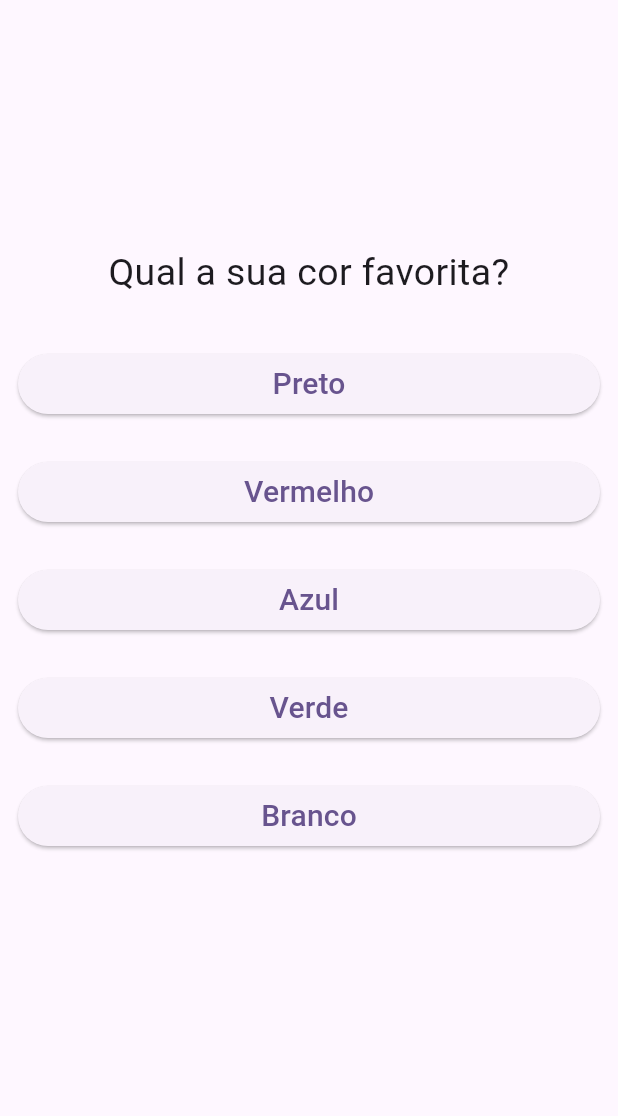
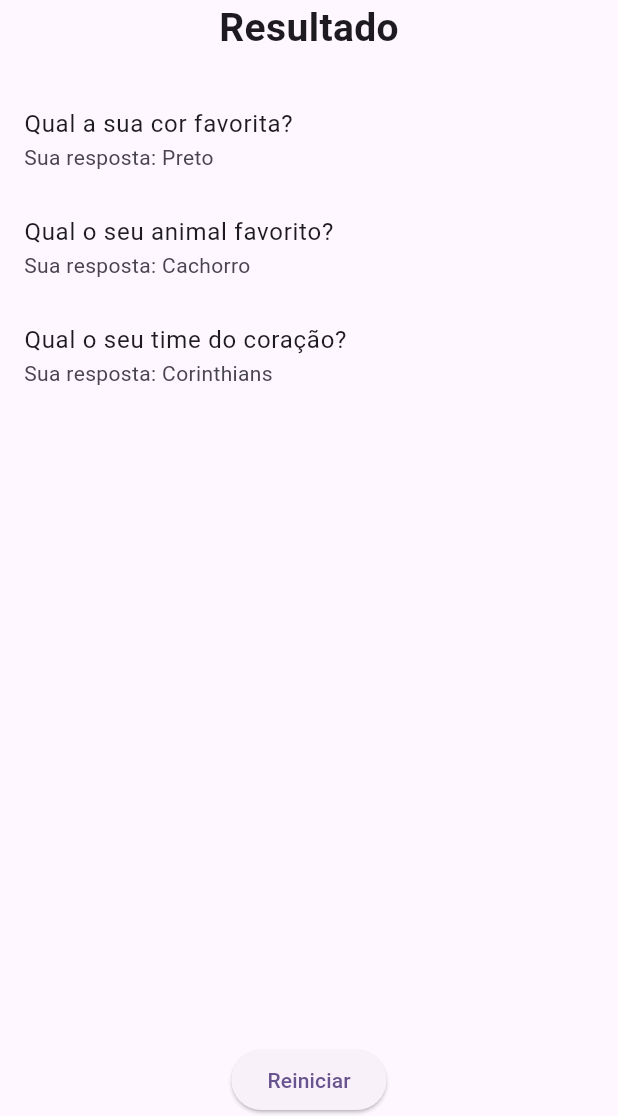
Before and after one commit to Theussousa/Projeto-Flutter, a Flutter app: the screen it shows after launch, after a tap on "Preto", after a tap on "Cachorro", after a tap on "Corinthians", on a phone screen of 412 x 824 dp, the part 120-1236 px from its top. Run offline on Flutter 3.47's test engine with Material 3 defaults, Android fonts, the phone set to English and light mode, and no system bars.

Commit message:
Estruturando o app 2

```diff
--- a/appfatec/lib/botoes.dart
+++ b/appfatec/lib/botoes.dart
@@ -2,7 +2,7 @@
 
 class Botoes extends StatelessWidget {
   final String txt;
-  final Function() resp;
+  final void Function(String) resp;
 
   const Botoes({
     super.key,
@@ -17,7 +17,7 @@
       child: SizedBox(
         width: double.infinity,
         child: ElevatedButton(
-          onPressed: resp,
+          onPressed: () => resp(txt),
           child: Text(
             txt,
             style: const TextStyle(fontSize: 20),
--- /dev/null
+++ b/appfatec/lib/dados.dart
@@ -0,0 +1,37 @@
+import 'pergunta_respostas.dart';
+
+final List<PerguntaRespostas> perguntasRespostas = [
+  PerguntaRespostas(
+    'Qual a sua cor favorita?',
+    [
+      'Preto',
+      'Vermelho',
+      'Azul',
+      'Verde',
+      'Branco',
+    ],
+  ),
+  PerguntaRespostas(
+    'Qual o seu animal favorito?',
+    [
+      'Cachorro',
+      'Gato',
+      'Pássaro',
+      'Peixe',
+      'Cavalo',
+      'Coelho',
+    ],
+  ),
+  PerguntaRespostas(
+    'Qual o seu time do coração?',
+    [
+      'Corinthians',
+      'Palmeiras',
+      'São Paulo',
+      'Santos',
+      'Flamengo',
+      'Vasco',
+      'Outro',
+    ],
+  ),
+];
--- /dev/null
+++ b/appfatec/lib/lista_perguntas.dart
@@ -0,0 +1,40 @@
+import 'package:flutter/material.dart';
+
+import 'botoes.dart';
+import 'pergunta_respostas.dart';
+
+class ListaPerguntas extends StatelessWidget {
+  final int indicePergunta;
+  final List<PerguntaRespostas> dados;
+  final void Function(String) responder;
+
+  const ListaPerguntas({
+    super.key,
+    required this.indicePergunta,
+    required this.dados,
+    required this.responder,
+  });
+
+  @override
+  Widget build(BuildContext context) {
+    final perguntaAtual = dados[indicePergunta];
+
+    return Column(
+      mainAxisAlignment: MainAxisAlignment.center,
+      children: [
+        Text(
+          perguntaAtual.pergunta,
+          style: const TextStyle(fontSize: 25),
+          textAlign: TextAlign.center,
+        ),
+        const SizedBox(height: 20),
+        ...perguntaAtual.respostas.map(
+          (textoBotao) => Botoes(
+            resp: responder,
+            txt: textoBotao,
+          ),
+        ),
+      ],
+    );
+  }
+}
--- a/appfatec/lib/main.dart
+++ b/appfatec/lib/main.dart
@@ -1,5 +1,8 @@
 import 'package:flutter/material.dart';
-import 'botoes.dart';
+
+import 'dados.dart';
+import 'lista_perguntas.dart';
+import 'resultado.dart';
 
 void main() {
   runApp(const MyApp());
@@ -53,54 +56,37 @@
 }
 
 class _MyHomePageState extends State<MyHomePage> {
-  // Lista de perguntas com respostas
-  final List<Map<String, Object>> _perguntas = [
-    {
-      'pergunta': 'Qual a sua cor favorita?',
-      'respostas': [
-        'Preto',
-        'Vermelho',
-        'Azul',
-        'Verde',
-        'Branco',
-      ],
-    },
-    {
-      'pergunta': 'Qual o seu animal favorito?',
-      'respostas': [
-        'Cachorro',
-        'Gato',
-        'Pássaro',
-        'Peixe',
-        'Cavalo',
-        'Coelho',
-      ],
-    },
-    {
-      'pergunta': 'Qual o seu time do coração?',
-      'respostas': [
-        'Corinthians',
-        'Palmeiras',
-        'São Paulo',
-        'Santos',
-        'Flamengo',
-        'Vasco',
-        'Outro',
-      ],
-    },
-  ];
+  // Lista de perguntas vinda de dados.dart
+  final dados = perguntasRespostas;
+
+  // Lista de respostas escolhidas
+  final List<Map<String, String>> respostas = [];
 
   // Índice da pergunta atual
-  int _indicePergunta = 0;
+  int indicePergunta = 0;
 
-  // Método chamado pelos botões
-  void responder() {
+  // Getter para saber se ainda há perguntas
+  bool get temPergunta {
+    return indicePergunta < dados.length;
+  }
+
+  // Método chamado pelos botões, recebendo a resposta escolhida
+  void responder(String r) {
+    final String perguntaAtual = dados[indicePergunta].pergunta;
+
     setState(() {
-      if (_indicePergunta < _perguntas.length - 1) {
-        _indicePergunta++;
-      } else {
-        _indicePergunta = 0;
-      }
+      respostas.add({
+        'pergunta': perguntaAtual,
+        'resposta': r,
+      });
+      indicePergunta++;
+    });
+  }
+
+  void reiniciar() {
+    setState(() {
+      indicePergunta = 0;
+      respostas.clear();
     });
   }
 
@@ -125,26 +111,16 @@
         ),
       ),
       body: Center(
-        child: Column(
-          mainAxisAlignment: MainAxisAlignment.center,
-          children: [
-            Text(
-              _perguntas[_indicePergunta]['pergunta'].toString(),
-              style: const TextStyle(fontSize: 25),
-              textAlign: TextAlign.center,
-            ),
-            const SizedBox(height: 20),
-            ...(_perguntas[_indicePergunta]['respostas'] as List<String>)
-                .map(
-              (textoBotao) {
-                return Botoes(
-                  resp: responder,
-                  txt: textoBotao,
-                );
-              },
-            ).toList(),
-          ],
-        ),
+        child: temPergunta
+            ? ListaPerguntas(
+                indicePergunta: indicePergunta,
+                dados: dados,
+                responder: responder,
+              )
+            : Resultado(
+                respostas: respostas,
+                reiniciar: reiniciar,
+              ),
       ),
     );
   }
--- /dev/null
+++ b/appfatec/lib/pergunta_respostas.dart
@@ -0,0 +1,6 @@
+class PerguntaRespostas {
+  final String pergunta;
+  final List<String> respostas;
+
+  PerguntaRespostas(this.pergunta, this.respostas);
+}
--- /dev/null
+++ b/appfatec/lib/resultado.dart
@@ -0,0 +1,44 @@
+import 'package:flutter/material.dart';
+
+class Resultado extends StatelessWidget {
+  final List<Map<String, String>> respostas;
+  final VoidCallback reiniciar;
+
+  const Resultado({
+    super.key,
+    required this.respostas,
+    required this.reiniciar,
+  });
+
+  @override
+  Widget build(BuildContext context) {
+    return Column(
+      mainAxisAlignment: MainAxisAlignment.center,
+      children: [
+        const Text(
+          'Resultado',
+          style: TextStyle(fontSize: 26, fontWeight: FontWeight.bold),
+        ),
+        const SizedBox(height: 20),
+        Expanded(
+          child: ListView.builder(
+            shrinkWrap: true,
+            itemCount: respostas.length,
+            itemBuilder: (context, index) {
+              final item = respostas[index];
+              return ListTile(
+                title: Text(item['pergunta'] ?? ''),
+                subtitle: Text('Sua resposta: ${item['resposta'] ?? ''}'),
+              );
+            },
+          ),
+        ),
+        const SizedBox(height: 20),
+        ElevatedButton(
+          onPressed: reiniciar,
+          child: const Text('Reiniciar'),
+        ),
+      ],
+    );
+  }
+}
```
